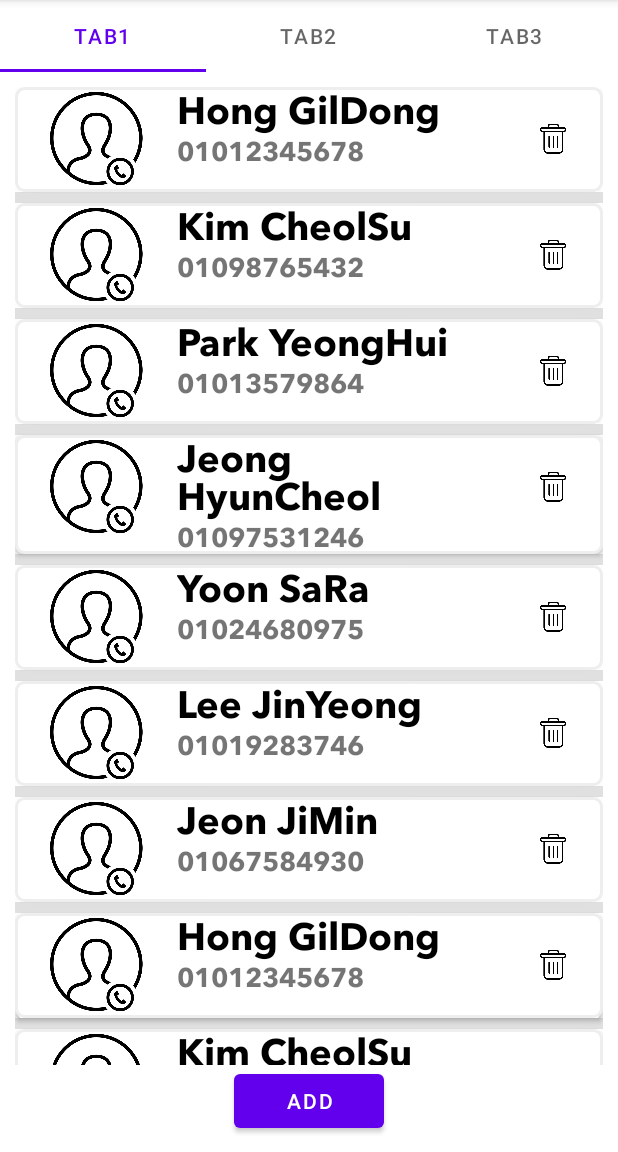
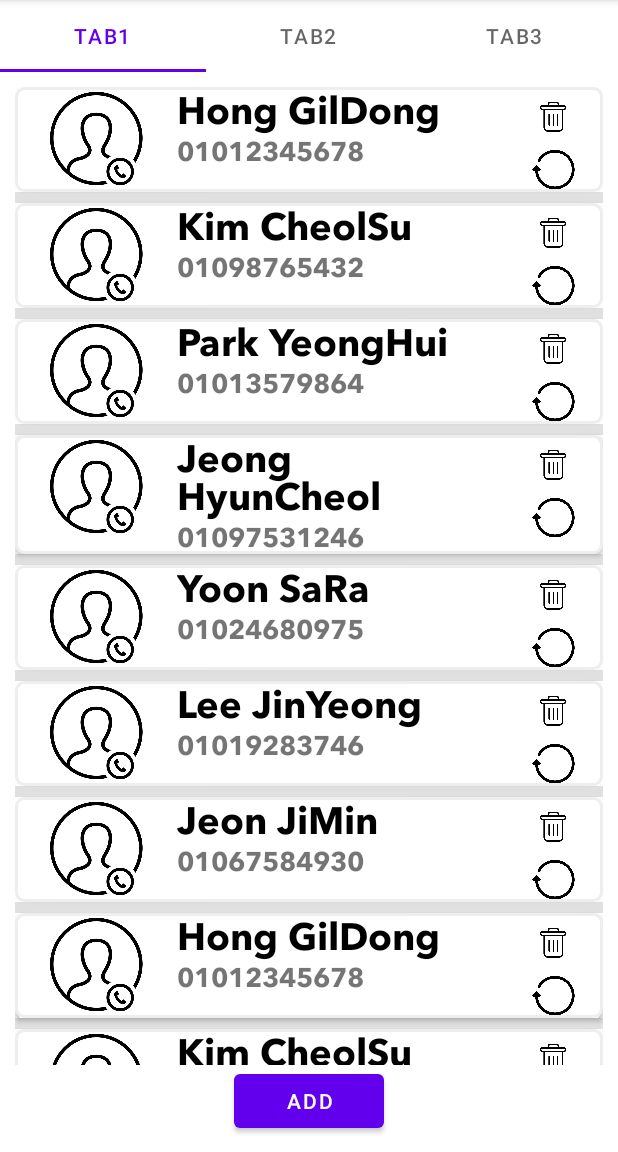
Before and after one commit to Flow-Week01/Project01, an Android app: the screen it shows after launch (MainActivity), on a phone screen of 412 x 824 dp, the part 84-1236 px from its top. Run offline under Robolectric (Android 15) with nearby library versions, the phone set to English and light mode, and no system bars; libraries missing offline, so code that uses them is left out: com.google.ar.core, com.google.ar.sceneform.

Commit message:
Tab1: Fix Color Problem/Add ColorReset Btn

```diff
--- a/app/src/main/java/com/example/project01/ListData.java
+++ b/app/src/main/java/com/example/project01/ListData.java
@@ -4,4 +4,5 @@ public class ListData {
     public int profileImage = 0;
     public String peopleName = "";
     public String peopleNum = "";
+    public String profileImgColor = "#000000";
 }
--- /dev/null
+++ b/app/src/main/res/drawable/reset_background.xml
@@ -0,0 +1,7 @@
+<?xml version="1.0" encoding="utf-8"?>
+<layer-list xmlns:android="http://schemas.android.com/apk/res/android">
+    <item
+        android:drawable="@drawable/reset"
+        android:width="30dp"
+        android:height="30dp"/>
+</layer-list>
--- a/app/src/main/res/layout/custom_listview.xml
+++ b/app/src/main/res/layout/custom_listview.xml
@@ -50,12 +50,25 @@
             android:fontFamily="@font/avenirbold"/>
     </LinearLayout>
 
-    <ImageButton
-        android:id="@+id/imageButton"
+    <LinearLayout
         android:layout_width="0dp"
         android:layout_height="70dp"
-        android:layout_weight="3"
-        android:background="#00000000"
-        app:srcCompat="@drawable/remove_background" />
+        android:orientation="vertical"
+        android:layout_weight="3">
+        <ImageButton
+            android:id="@+id/imageButton"
+            android:layout_width="match_parent"
+            android:layout_height="40dp"
+            android:background="#00000000"
+            app:srcCompat="@drawable/remove_background" />
+
+        <ImageButton
+            android:id="@+id/imageButtonRe"
+            android:layout_width="match_parent"
+            android:layout_height="30dp"
+            android:background="#00000000"
+            app:srcCompat="@drawable/reset_background" />
+
+    </LinearLayout>
 
 </LinearLayout>
```
Also changed, not shown: app/src/main/assets/jsons/test.json (+28 -14 lines), app/src/main/java/com/example/project01/CustomListView.java (+76 -6 lines), app/src/main/java/com/example/project01/frag1.java (+3 -12 lines), app/src/main/res/drawable/reset.png (added).
